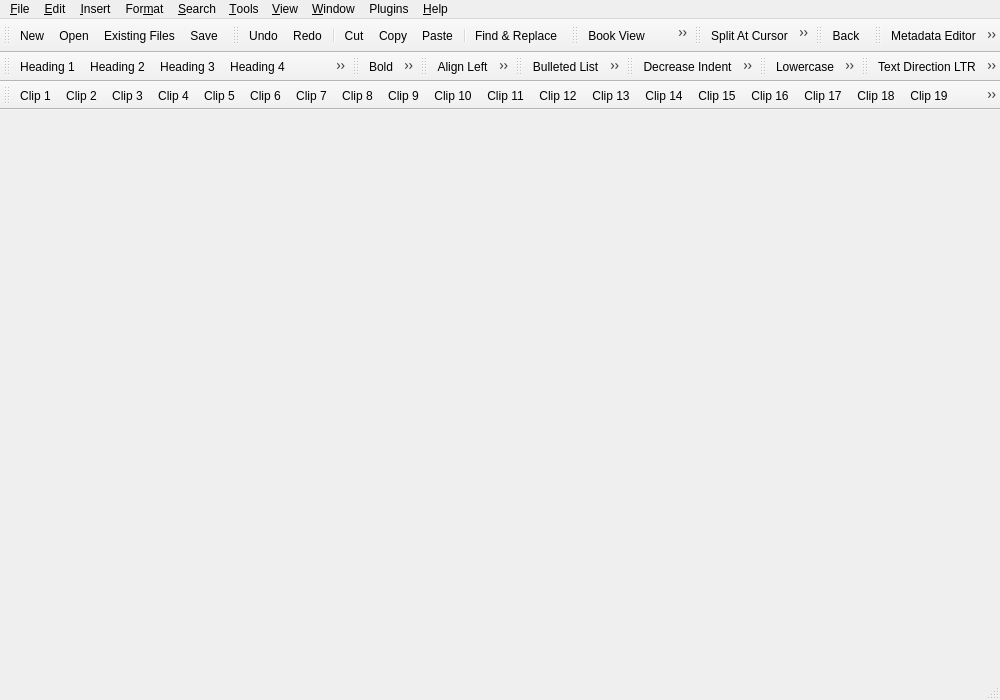
The window that src/Form_Files/main.ui (luojilab/Magic) describes before a commit, drawn with Qt 5.
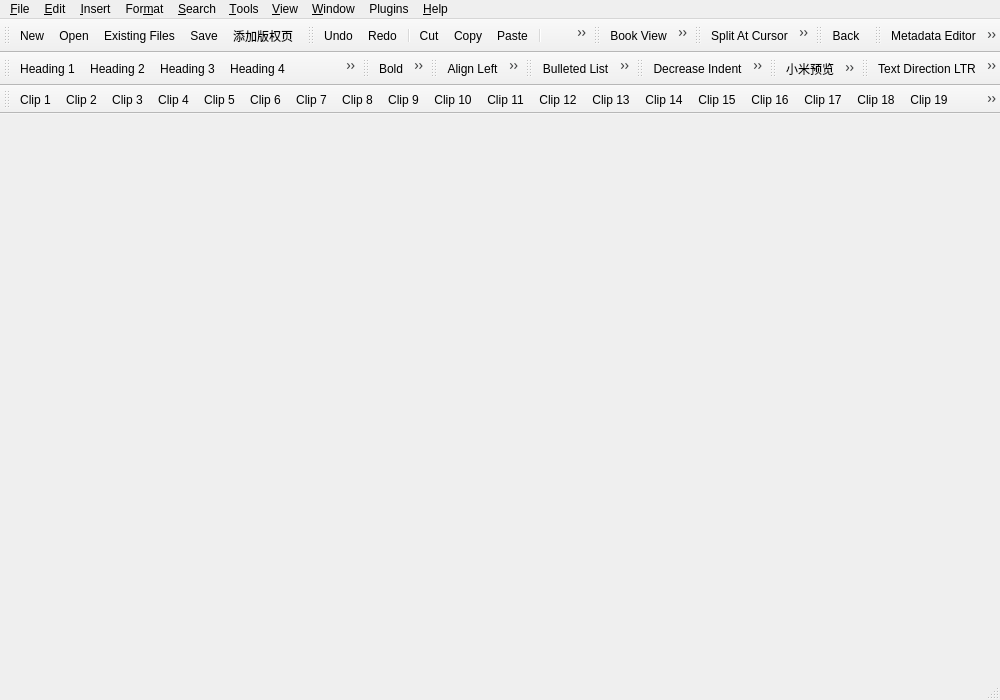
The same window after the commit. Icons and pictures are not drawn.

Commit message: 1.添加快速预览的按钮 2.解决初始化预览界面乱的bug

What changed in the file:
```diff
--- a/src/Form_Files/main.ui
+++ b/src/Form_Files/main.ui
@@ -403,6 +403,7 @@
    <addaction name="actionOpen"/>
    <addaction name="actionAddExistingFile"/>
    <addaction name="actionSave"/>
+   <addaction name="actionAddCopyrightPage"/>
   </widget>
   <widget class="QToolBar" name="toolBarTextManip">
    <property name="windowTitle">
@@ -574,6 +575,8 @@
    <attribute name="toolBarBreak">
     <bool>false</bool>
    </attribute>
+   <addaction name="actionXiaomiQuick"/>
+   <addaction name="actionPreviewForIphone6PQuick"/>
    <addaction name="actionCasingLowercase"/>
    <addaction name="actionCasingUppercase"/>
    <addaction name="actionCasingTitlecase"/>
@@ -2449,6 +2452,21 @@
     <string>夜间模式</string>
    </property>
   </action>
+  <action name="actionAddCopyrightPage">
+   <property name="text">
+    <string>添加版权页</string>
+   </property>
+  </action>
+  <action name="actionPreviewForIphone6PQuick">
+   <property name="text">
+    <string>iPhone6P预览</string>
+   </property>
+  </action>
+  <action name="actionXiaomiQuick">
+   <property name="text">
+    <string>小米预览</string>
+   </property>
+  </action>
  </widget>
  <resources>
   <include location="../Resource_Files/main/main.qrc"/>
```
Left out of the diff: 3 changed lines with no effect on the pictures. The commit also changes 4 other files.
